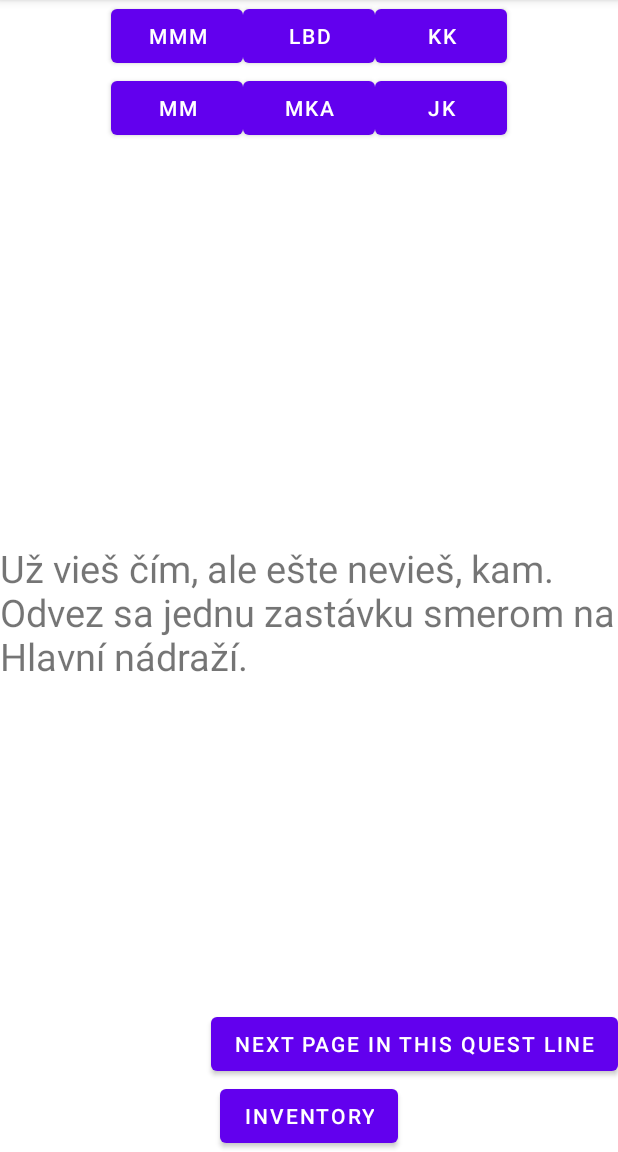
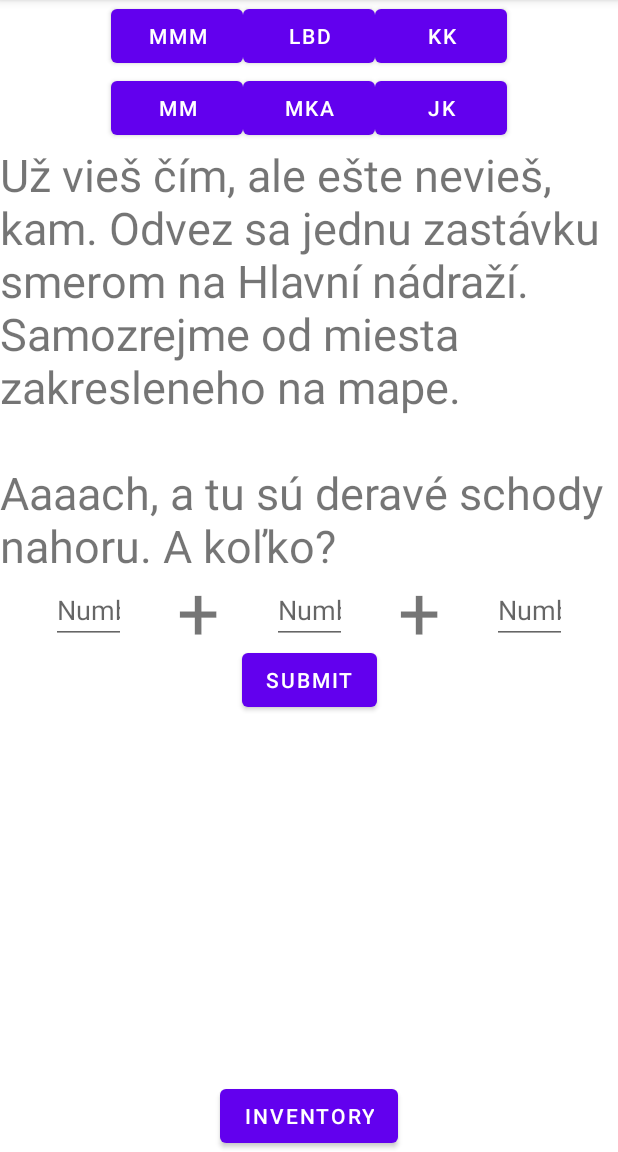
Before and after one commit to xbacinsk/LBDRolePlayingGame, an Android app: the fragment QuestLineLBD3 placed in its activity, on a phone screen of 412 x 824 dp, the part 84-1236 px from its top. Run offline under Robolectric (Android 15) with nearby library versions, the phone set to English and light mode, and no system bars.

Commit message:
Added LBD quest line

```diff
--- /dev/null
+++ b/app/src/main/java/com/lba/myapplication01/QuestLineLBD5.java
@@ -0,0 +1,61 @@
+package com.lba.myapplication01;
+
+import android.os.Bundle;
+import android.view.LayoutInflater;
+import android.view.View;
+import android.view.ViewGroup;
+
+import androidx.fragment.app.Fragment;
+
+/**
+ * A simple {@link Fragment} subclass.
+ * Use the {@link QuestLineLBD5#newInstance} factory method to
+ * create an instance of this fragment.xz
+ */
+public class QuestLineLBD5 extends Fragment {
+
+    // TODO: Rename parameter arguments, choose names that match
+    // the fragment initialization parameters, e.g. ARG_ITEM_NUMBER
+    private static final String ARG_PARAM1 = "param1";
+    private static final String ARG_PARAM2 = "param2";
+
+    // TODO: Rename and change types of parameters
+    private String mParam1;
+    private String mParam2;
+
+    public QuestLineLBD5() {
+        // Required empty public constructor
+    }
+
+    /**
+     * Use this factory method to create a new instance of
+     * this fragment using the provided parameters.
+     *
+     * @return A new instance of fragment LBDFragment.
+     */
+    // TODO: Rename and change types and number of parameters
+    public static QuestLineLBD5 newInstance() {
+        QuestLineLBD5 fragment = new QuestLineLBD5();
+        Bundle args = new Bundle();
+        fragment.setArguments(args);
+        return fragment;
+    }
+
+    @Override
+    public void onCreate(Bundle savedInstanceState) {
+        super.onCreate(savedInstanceState);
+        if (getArguments() != null) {
+            mParam1 = getArguments().getString(ARG_PARAM1);
+            mParam2 = getArguments().getString(ARG_PARAM2);
+        }
+    }
+
+    @Override
+    public View onCreateView(LayoutInflater inflater, ViewGroup container,
+                             Bundle savedInstanceState) {
+        // Inflate the layout for this fragment
+        return inflater.inflate(R.layout.fragment_questline_lbd5, container, false);
+    }
+
+
+}
--- /dev/null
+++ b/app/src/main/java/com/lba/myapplication01/QuestLineLBD6.java
@@ -0,0 +1,61 @@
+package com.lba.myapplication01;
+
+import android.os.Bundle;
+import android.view.LayoutInflater;
+import android.view.View;
+import android.view.ViewGroup;
+
+import androidx.fragment.app.Fragment;
+
+/**
+ * A simple {@link Fragment} subclass.
+ * Use the {@link QuestLineLBD6#newInstance} factory method to
+ * create an instance of this fragment.xz
+ */
+public class QuestLineLBD6 extends Fragment {
+
+    // TODO: Rename parameter arguments, choose names that match
+    // the fragment initialization parameters, e.g. ARG_ITEM_NUMBER
+    private static final String ARG_PARAM1 = "param1";
+    private static final String ARG_PARAM2 = "param2";
+
+    // TODO: Rename and change types of parameters
+    private String mParam1;
+    private String mParam2;
+
+    public QuestLineLBD6() {
+        // Required empty public constructor
+    }
+
+    /**
+     * Use this factory method to create a new instance of
+     * this fragment using the provided parameters.
+     *
+     * @return A new instance of fragment LBDFragment.
+     */
+    // TODO: Rename and change types and number of parameters
+    public static QuestLineLBD6 newInstance() {
+        QuestLineLBD6 fragment = new QuestLineLBD6();
+        Bundle args = new Bundle();
+        fragment.setArguments(args);
+        return fragment;
+    }
+
+    @Override
+    public void onCreate(Bundle savedInstanceState) {
+        super.onCreate(savedInstanceState);
+        if (getArguments() != null) {
+            mParam1 = getArguments().getString(ARG_PARAM1);
+            mParam2 = getArguments().getString(ARG_PARAM2);
+        }
+    }
+
+    @Override
+    public View onCreateView(LayoutInflater inflater, ViewGroup container,
+                             Bundle savedInstanceState) {
+        // Inflate the layout for this fragment
+        return inflater.inflate(R.layout.fragment_questline_lbd6, container, false);
+    }
+
+
+}
--- /dev/null
+++ b/app/src/main/java/com/lba/myapplication01/Rozcestnik.java
@@ -0,0 +1,61 @@
+package com.lba.myapplication01;
+
+import android.os.Bundle;
+import android.view.LayoutInflater;
+import android.view.View;
+import android.view.ViewGroup;
+
+import androidx.fragment.app.Fragment;
+
+/**
+ * A simple {@link Fragment} subclass.
+ * Use the {@link Rozcestnik#newInstance} factory method to
+ * create an instance of this fragment.xz
+ */
+public class Rozcestnik extends Fragment {
+
+    // TODO: Rename parameter arguments, choose names that match
+    // the fragment initialization parameters, e.g. ARG_ITEM_NUMBER
+    private static final String ARG_PARAM1 = "param1";
+    private static final String ARG_PARAM2 = "param2";
+
+    // TODO: Rename and change types of parameters
+    private String mParam1;
+    private String mParam2;
+
+    public Rozcestnik() {
+        // Required empty public constructor
+    }
+
+    /**
+     * Use this factory method to create a new instance of
+     * this fragment using the provided parameters.
+     *
+     * @return A new instance of fragment LBDFragment.
+     */
+    // TODO: Rename and change types and number of parameters
+    public static Rozcestnik newInstance() {
+        Rozcestnik fragment = new Rozcestnik();
+        Bundle args = new Bundle();
+        fragment.setArguments(args);
+        return fragment;
+    }
+
+    @Override
+    public void onCreate(Bundle savedInstanceState) {
+        super.onCreate(savedInstanceState);
+        if (getArguments() != null) {
+            mParam1 = getArguments().getString(ARG_PARAM1);
+            mParam2 = getArguments().getString(ARG_PARAM2);
+        }
+    }
+
+    @Override
+    public View onCreateView(LayoutInflater inflater, ViewGroup container,
+                             Bundle savedInstanceState) {
+        // Inflate the layout for this fragment
+        return inflater.inflate(R.layout.fragment_rozcestnik, container, false);
+    }
+
+
+}
--- a/app/src/main/java/com/lba/myapplication01/StoryPage10.java
+++ b/app/src/main/java/com/lba/myapplication01/StoryPage10.java
@@ -1,6 +1,5 @@
 package com.lba.myapplication01;
 
-import android.content.Intent;
 import android.os.Bundle;
 import android.view.View;
 import android.widget.EditText;
@@ -10,9 +9,8 @@ import androidx.appcompat.app.AppCompatActivity;
 import androidx.fragment.app.Fragment;
 
 import java.util.ArrayList;
-import java.util.HashMap;
+import java.util.Arrays;
 import java.util.List;
-import java.util.Map;
 
 public class StoryPage10 extends AppCompatActivity {
 
@@ -22,6 +20,8 @@ public class StoryPage10 extends AppCompatActivity {
     final String itemCodeKeyMM  = "mm123";
     final String itemCodeKeyMKA = "mka123";
     final String itemCodeKeyJK  = "jk123";
+
+    final String tsNumber  = "689";
 
     private List<Fragment> activeQuestsMMM = new ArrayList<>();
     private Fragment activeQuestPageMMM;
@@ -59,40 +59,37 @@ public class StoryPage10 extends AppCompatActivity {
         activeQuestsMMM.add(QuestLineMMM5.newInstance());
         activeQuestsMMM.add(QuestLineMMM6.newInstance());
         activeQuestsMMM.add(QuestLineMMM7.newInstance());
-        activeQuestsMMM.add(QuestLineLast.newInstance());
-        activeQuestPageMMM = QuestLineMMM1.newInstance();
+        activeQuestPageMMM = activeQuestsMMM.get(0);
 
         activeQuestsLBD.add(QuestLineLBD0.newInstance());
         activeQuestsLBD.add(QuestLineLBD1.newInstance());
         activeQuestsLBD.add(QuestLineLBD2.newInstance());
         activeQuestsLBD.add(QuestLineLBD3.newInstance());
         activeQuestsLBD.add(QuestLineLBD4.newInstance());
-        activeQuestsLBD.add(QuestLineLast.newInstance());
-        activeQuestPageLBD = QuestLineLBD0.newInstance();
+        activeQuestsLBD.add(QuestLineLBD5.newInstance());
+        activeQuestsLBD.add(QuestLineLBD6.newInstance());
+        activeQuestPageLBD = activeQuestsLBD.get(0);
 
         activeQuestsKK.add(QuestLineKK1.newInstance());
         activeQuestsKK.add(QuestLineKK2.newInstance());
         activeQuestsKK.add(QuestLineKK3.newInstance());
-        activeQuestsKK.add(QuestLineLast.newInstance());
-        activeQuestPageKK = QuestLineKK1.newInstance();
+        activeQuestPageKK = activeQuestsKK.get(0);
 
         activeQuestsMM.add(QuestLineMM1.newInstance());
         activeQuestsMM.add(QuestLineLast.newInstance());
-        activeQuestPageMM = QuestLineMM1.newInstance();
+        activeQuestPageMM = activeQuestsMM.get(0);
 
         activeQuestsMKA.add(QuestLineMKA1.newInstance());
         activeQuestsMKA.add(QuestLineMKA2.newInstance());
         activeQuestsMKA.add(QuestLineMKA3.newInstance());
-        activeQuestsMKA.add(QuestLineLast.newInstance());
-        activeQuestPageMKA = QuestLineMKA1.newInstance();
+        activeQuestPageMKA = activeQuestsMKA.get(0);
 
         activeQuestsJK.add(QuestLineJK1.newInstance());
         activeQuestsJK.add(QuestLineJK2.newInstance());
         activeQuestsJK.add(QuestLineJK3.newInstance());
-        activeQuestsJK.add(QuestLineLast.newInstance());
-        activeQuestPageJK = QuestLineJK1.newInstance();
+        activeQuestPageJK = activeQuestsJK.get(0);
 
-        getSupportFragmentManager().beginTransaction().replace(R.id.frameLayoutSP10, QuestLineMMM1.newInstance()).commit();
+        getSupportFragmentManager().beginTransaction().replace(R.id.frameLayoutSP10, Rozcestnik.newInstance()).commit();
     }
 
     public void showInventory(View view) {
@@ -105,22 +102,7 @@ public class StoryPage10 extends AppCompatActivity {
         getSupportFragmentManager().beginTransaction().setReorderingAllowed(true).replace(R.id.frameLayoutSP10, activeQuestPageMMM).commit();
     }
 
-    public void goToNextQuestPageMMM(View view) {
-        iteratorActiveQuestPageMMM++;
-        if(iteratorActiveQuestPageMMM == 7) {
-            iteratorActiveQuestPageMMM = 1;
-        }
-        activeQuestPageMMM = activeQuestsMMM.get(iteratorActiveQuestPageMMM);
-        getSupportFragmentManager().beginTransaction().setReorderingAllowed(true).replace(R.id.frameLayoutSP10, activeQuestPageMMM).commit();
-    }
-
     public void showQuestLineLBD(View view) {
-        getSupportFragmentManager().beginTransaction().setReorderingAllowed(true).replace(R.id.frameLayoutSP10, activeQuestPageLBD).commit();
-    }
-
-    public void goToNextQuestPageLBD(View view) {
-        iteratorActiveQuestPageLBD++;
-        activeQuestPageLBD = activeQuestsLBD.get(iteratorActiveQuestPageLBD);
         getSupportFragmentManager().beginTransaction().setReorderingAllowed(true).replace(R.id.frameLayoutSP10, activeQuestPageLBD).commit();
     }
 
@@ -128,19 +110,7 @@ public class StoryPage10 extends AppCompatActivity {
         getSupportFragmentManager().beginTransaction().setReorderingAllowed(true).replace(R.id.frameLayoutSP10, activeQuestPageKK).commit();
     }
 
-    public void goToNextQuestPageKK(View view) {
-        iteratorActiveQuestPageKK++;
-        activeQuestPageKK = activeQuestsKK.get(iteratorActiveQuestPageKK);
-        getSupportFragmentManager().beginTransaction().setReorderingAllowed(true).replace(R.id.frameLayoutSP10, activeQuestPageKK).commit();
-    }
-
     public void showQuestLineMM(View view) {
-        getSupportFragmentManager().beginTransaction().setReorderingAllowed(true).replace(R.id.frameLayoutSP10, activeQuestPageMM).commit();
-    }
-
-    public void goToNextQuestPageMM(View view) {
-        iteratorActiveQuestPageMM++;
-        activeQuestPageMM = activeQuestsMM.get(iteratorActiveQuestPageMM);
         getSupportFragmentManager().beginTransaction().setReorderingAllowed(true).replace(R.id.frameLayoutSP10, activeQuestPageMM).commit();
     }
 
@@ -148,33 +118,42 @@ public class StoryPage10 extends AppCompatActivity {
         getSupportFragmentManager().beginTransaction().setReorderingAllowed(true).replace(R.id.frameLayoutSP10, activeQuestPageMKA).commit();
     }
 
-    public void goToNextQuestPageMKA(View view) {
-        iteratorActiveQuestPageMKA++;
-        if(iteratorActiveQuestPageMKA == 3) {
-            iteratorActiveQuestPageMKA = 0;
-        }
-        activeQuestPageMKA = activeQuestsMKA.get(iteratorActiveQuestPageMKA);
-        getSupportFragmentManager().beginTransaction().setReorderingAllowed(true).replace(R.id.frameLayoutSP10, activeQuestPageMKA).commit();
-    }
-
     public void showQuestLineJK(View view) {
         getSupportFragmentManager().beginTransaction().setReorderingAllowed(true).replace(R.id.frameLayoutSP10, activeQuestPageJK).commit();
     }
 
-    public void goToNextQuestPageJK(View view) {
-        iteratorActiveQuestPageJK++;
-        activeQuestPageJK = activeQuestsJK.get(iteratorActiveQuestPageJK);
-        getSupportFragmentManager().beginTransaction().setReorderingAllowed(true).replace(R.id.frameLayoutSP10, activeQuestPageJK).commit();
+    //-----end-----show proper quest line-----
+
+    //-----begin-----MMM-----
+
+    public void updateQuestLineMMM(View view) {
+        showQuestLineMMM(view);
     }
 
-    public void endForNow(View view) {
+    public void goToNextQuestPageMMM(View view) {
+        iteratorActiveQuestPageMMM++;
+        if(iteratorActiveQuestPageMMM == activeQuestsMMM.size()) {
+            iteratorActiveQuestPageMMM = 1;
+        }
+        activeQuestPageMMM = activeQuestsMMM.get(iteratorActiveQuestPageMMM);
+        updateQuestLineMMM(view);
     }
 
-    //-----end-----show proper quest line-----
-
-
+    //-----end-----MMM-----
 
     //-----begin-----LBD quest line-----
+
+    public void updateQuestLineLBD(View view) {
+        showQuestLineLBD(view);
+    }
+
+    public void goToNextQuestPageLBD(View view) {
+        iteratorActiveQuestPageLBD++;
+        activeQuestPageLBD = activeQuestsLBD.get(iteratorActiveQuestPageLBD);
+        updateQuestLineLBD(view);
+    }
+
+    //-----begin-----hriste-----
 
     private int counter = 0;
 
@@ -217,10 +196,102 @@ public class StoryPage10 extends AppCompatActivity {
         else counter = 0;
     }
 
+    //-----end-----hriste-----
+
+    //-----begin-----zastavka
+
+    public void checkTextFieldsAndGoToNextQuestPageLBD(View view) {
+        final EditText stairsTextField01 = (EditText) findViewById(R.id.stairsEditTextFieldLBD1);
+        final EditText stairsTextField02 = (EditText) findViewById(R.id.stairsEditTextFieldLBD2);
+        final EditText stairsTextField03 = (EditText) findViewById(R.id.stairsEditTextFieldLBD3);
+        if (stairsTextField01.getText().toString().equals("15") && stairsTextField02.getText().toString().equals("16") && stairsTextField03.getText().toString().equals("16") ) {
+            goToNextQuestPageLBD(view);
+        }
+    }
+
+    //-----end-----zastavka-----
+
+    //-----begin-----TS-----
+
+    public void checkTsNumberTextFieldAndGoToNextQuestPageLBD(View view) {
+        final EditText tsNumberTextField = (EditText) findViewById(R.id.tsNumberEditTextFieldLBD);
+        if (tsNumberTextField.getText().toString().equals(tsNumber)) {
+            goToNextQuestPageLBD(view);
+        }
+    }
+
+    //-----end-----TS-----
+
+    //-----begin-----Morse-----
+
+    public void checkMorseAnswerTextFieldAndGoToNextQuestPageLBD(View view) {
+        final EditText morseAnswerTextField = (EditText) findViewById(R.id.morseAnswerEditTextFieldLBD);
+        final List<String> possibleMorseAnswers = Arrays.asList("lbd", "kruzok", "krúžok", "krouzek", "kroužek", "kolecko", "kolečko", "o", "koliecko", "koliečko", "koliesko", "circle");
+        if (possibleMorseAnswers.contains(morseAnswerTextField.getText().toString().toLowerCase())) {
+            goToNextQuestPageLBD(view);
+        }
+    }
+
+    //-----end-----Morse-----
+
     //-----end-----LBD quest line-----
 
+    //-----begin-----KK-----
+
+    public void updateQuestLineKK(View view) {
+        showQuestLineKK(view);
+    }
+
+    public void goToNextQuestPageKK(View view) {
+        iteratorActiveQuestPageKK++;
+        activeQuestPageKK = activeQuestsKK.get(iteratorActiveQuestPageKK);
+        updateQuestLineKK(view);
+    }
+
+    //-----end-----KK-----
+
+    //-----begin-----MM-----
+
+    public void updateQuestLineMM(View view) {
+        showQuestLineMM(view);
+    }
+
+    public void goToNextQuestPageMM(View view) {
+        iteratorActiveQuestPageMM++;
+        activeQuestPageMM = activeQuestsMM.get(iteratorActiveQuestPageMM);
+        updateQuestLineMM(view);
+    }
+
+    //-----end-----MM-----
+
+    //-----begin-----MKA-----
+
+    public void updateQuestLineMKA(View view) {
+        showQuestLineMKA(view);
+    }
+
+    public void goToNextQuestPageMKA(View view) {
+        iteratorActiveQuestPageMKA++;
+        if(iteratorActiveQuestPageMKA == activeQuestsMKA.size()) {
+            iteratorActiveQuestPageMKA = 0;
+        }
+        activeQuestPageMKA = activeQuestsMKA.get(iteratorActiveQuestPageMKA);
+        updateQuestLineMKA(view);
+    }
+
+    //-----end-----MKA-----
 
     //-----begin-----JK quest line-----
+
+    public void updateQuestLineJK(View view) {
+        showQuestLineJK(view);
+    }
+
+    public void goToNextQuestPageJK(View view) {
+        iteratorActiveQuestPageJK++;
+        activeQuestPageJK = activeQuestsJK.get(iteratorActiveQuestPageJK);
+        updateQuestLineJK(view);
+    }
 
     public void checkCodeAndGoToNextQuestPageJK(View view) {
         final EditText addItemTextField = (EditText) findViewById(R.id.codeEditTextField);
@@ -262,35 +333,37 @@ public class StoryPage10 extends AppCompatActivity {
     }
 
     public void useKeyMMM(View view) {
-        activeQuestPageMMM = activeQuestsMMM.get(activeQuestsMMM.size() - 1);
+        activeQuestPageMMM = QuestLineLast.newInstance();
         showQuestLineMMM(view);
     }
 
     public void useKeyLBD(View view) {
-        activeQuestPageLBD = activeQuestsLBD.get(activeQuestsLBD.size() - 1);
+        activeQuestPageLBD = QuestLineLast.newInstance();
         showQuestLineLBD(view);
     }
 
     public void useKeyKK(View view) {
-        activeQuestPageKK = activeQuestsKK.get(activeQuestsKK.size() - 1);
+        activeQuestPageKK = QuestLineLast.newInstance();
         showQuestLineKK(view);
     }
 
     public void useKeyMM(View view) {
-        activeQuestPageMM = activeQuestsMM.get(activeQuestsMM.size() - 1);
+        activeQuestPageMM = QuestLineLast.newInstance();
         showQuestLineMM(view);
     }
 
     public void useKeyMKA(View view) {
-        activeQuestPageMKA = activeQuestsMKA.get(activeQuestsMKA.size() - 1);
+        activeQuestPageMKA = QuestLineLast.newInstance();
         showQuestLineMKA(view);
     }
 
     public void useKeyJK(View view) {
-        activeQuestPageJK = activeQuestsJK.get(activeQuestsJK.size() - 1);
+        activeQuestPageJK = QuestLineLast.newInstance();
         showQuestLineJK(view);
     }
 
     //-----end-----Inventory-----
 
+    public void endForNow(View view) {
+    }
 }
--- a/app/src/main/res/layout/activity_story_page8.xml
+++ b/app/src/main/res/layout/activity_story_page8.xml
@@ -17,7 +17,7 @@ No a v tejto dobe, pri tom, čo sa už dlho deje a ešte dlho diať bude, sme sa
         app:layout_constraintLeft_toLeftOf="parent"
         app:layout_constraintTop_toTopOf="parent"
         app:layout_constraintBottom_toTopOf="@id/buttonNextSP8"
-        android:textSize="20dp"
+        android:textSize="15dp"
         />
 
     <Button
--- a/app/src/main/res/layout/activity_story_page9.xml
+++ b/app/src/main/res/layout/activity_story_page9.xml
@@ -15,7 +15,7 @@
         app:layout_constraintLeft_toLeftOf="parent"
         app:layout_constraintBottom_toTopOf="@id/myTextViewSP902"
         android:layout_marginTop="10dp"
-        android:textSize="20dp"
+        android:textSize="15dp"
         />
 
     <TextView
@@ -27,7 +27,7 @@
         app:layout_constraintLeft_toLeftOf="parent"
         app:layout_constraintTop_toBottomOf="@id/myTextViewSP901"
         android:layout_marginTop="10dp"
-        android:textSize="20dp"
+        android:textSize="15dp"
         />
 
     <Button
--- a/app/src/main/res/layout/fragment_questline_lbd0.xml
+++ b/app/src/main/res/layout/fragment_questline_lbd0.xml
@@ -10,13 +10,13 @@
         android:id="@+id/myTextView"
         android:layout_width="match_parent"
         android:layout_height="wrap_content"
-        android:text="LBD hladaj pri Semilasse, adresa Kosmova 4.\nTam bude listok s napisom 'Som na hristi, v surnom pripade ma tam najdete.' + mapa"
+        android:text="LBD hladaj pri Semilasse, adresa Kosmova 4.\nTam bude listok s napisom 'Som prec, v surnom pripade ma najdete podla mapy. Ak sa tam z nejakych dovodov neda dostat, budem asi na stejnojmennom mieste v Bohuniciach. Onedlho sa totiz planujeme stahovat na juh.' + mapa"
         app:layout_constraintRight_toRightOf="parent"
         app:layout_constraintLeft_toLeftOf="parent"
         app:layout_constraintTop_toTopOf="parent"
         app:layout_constraintBottom_toBottomOf="parent"
         android:layout_marginTop="10dp"
-        android:textSize="25dp"
+        android:textSize="20dp"
         />
 
     <Button
--- a/app/src/main/res/layout/fragment_questline_lbd2.xml
+++ b/app/src/main/res/layout/fragment_questline_lbd2.xml
@@ -10,7 +10,7 @@
         android:id="@+id/myTextView1"
         android:layout_width="match_parent"
         android:layout_height="wrap_content"
-        android:text="Pesimista vidí tmavy tunel. Optimista vidí svetlo na konci tunelu. Čo vidí realista?"
+        android:text="Začneme hádankou: Pesimista vidí tmavy tunel. Optimista vidí svetlo na konci tunelu. Čo vidí realista?"
         app:layout_constraintRight_toRightOf="parent"
         app:layout_constraintLeft_toLeftOf="parent"
         app:layout_constraintTop_toTopOf="parent"
--- a/app/src/main/res/layout/fragment_questline_lbd3.xml
+++ b/app/src/main/res/layout/fragment_questline_lbd3.xml
@@ -7,24 +7,83 @@
     tools:context=".QuestLineLBD3">
 
     <TextView
-        android:id="@+id/textViewFragmentLBD"
+        android:id="@+id/textViewFragmentLBD3"
         android:layout_width="wrap_content"
         android:layout_height="wrap_content"
-        android:text="Už vieš čím, ale ešte nevieš, kam. Odvez sa jednu zastávku smerom na Hlavní nádraží."
-        android:textSize="25dp"
-        app:layout_constraintBottom_toBottomOf="parent"
+        android:text="Už vieš čím, ale ešte nevieš, kam. Odvez sa jednu zastávku smerom na Hlavní nádraží. Samozrejme od miesta zakresleneho na mape.\n\nAaaach, a tu sú deravé schody nahoru. A koľko?"
+        android:textSize="30dp"
+        app:layout_constraintBottom_toTopOf="@+id/stairsEditTextFieldLBD1"
         app:layout_constraintLeft_toLeftOf="parent"
         app:layout_constraintRight_toRightOf="parent"
         app:layout_constraintTop_toTopOf="parent" />
+
+    <EditText
+        android:id="@+id/stairsEditTextFieldLBD1"
+        android:inputType="text"
+        android:layout_width="50dp"
+        android:layout_height="wrap_content"
+        app:layout_constraintLeft_toLeftOf="parent"
+        app:layout_constraintRight_toLeftOf="@+id/textViewFragmentLBDPlus1"
+        app:layout_constraintTop_toBottomOf="@id/textViewFragmentLBD3"
+        android:shadowColor="@color/black"
+        android:hint="Number"
+        />
+
+    <TextView
+        android:id="@+id/textViewFragmentLBDPlus1"
+        android:layout_width="wrap_content"
+        android:layout_height="wrap_content"
+        android:text="+"
+        android:textSize="50dp"
+        app:layout_constraintTop_toBottomOf="@id/textViewFragmentLBD3"
+        app:layout_constraintLeft_toRightOf="@+id/stairsEditTextFieldLBD1"
+        app:layout_constraintRight_toLeftOf="@+id/stairsEditTextFieldLBD2"
+        app:layout_constraintBottom_toTopOf="@id/buttonToNQ3" />
+
+    <EditText
+        android:id="@+id/stairsEditTextFieldLBD2"
+        android:inputType="text"
+        android:layout_width="50dp"
+        android:layout_height="wrap_content"
+        app:layout_constraintLeft_toRightOf="@+id/textViewFragmentLBDPlus1"
+        app:layout_constraintRight_toLeftOf="@+id/textViewFragmentLBDPlus2"
+        app:layout_constraintTop_toBottomOf="@id/textViewFragmentLBD3"
+        android:shadowColor="@color/black"
+        android:hint="Number"
+        />
+
+    <TextView
+        android:id="@+id/textViewFragmentLBDPlus2"
+        android:layout_width="wrap_content"
+        android:layout_height="wrap_content"
+        android:text="+"
+        android:textSize="50dp"
+        app:layout_constraintTop_toBottomOf="@id/textViewFragmentLBD3"
+        app:layout_constraintLeft_toRightOf="@+id/stairsEditTextFieldLBD2"
+        app:layout_constraintRight_toLeftOf="@+id/stairsEditTextFieldLBD3"
+        app:layout_constraintBottom_toTopOf="@id/buttonToNQ3" />
+
+    <EditText
+        android:id="@+id/stairsEditTextFieldLBD3"
+        android:inputType="text"
+        android:layout_width="50dp"
+        android:layout_height="wrap_content"
+        app:layout_constraintLeft_toRightOf="@+id/textViewFragmentLBDPlus2"
+        app:layout_constraintRight_toRightOf="parent"
+        app:layout_constraintTop_toBottomOf="@id/textViewFragmentLBD3"
+        android:shadowColor="@color/black"
+        android:hint="Number"
+        />
 
     <Button
         android:id="@+id/buttonToNQ3"
         android:layout_width="wrap_content"
         android:layout_height="wrap_content"
-        android:text="Next page in this Quest Line"
+        android:text="Submit"
+        app:layout_constraintTop_toBottomOf="@id/stairsEditTextFieldLBD3"
+        app:layout_constraintLeft_toLeftOf="parent"
         app:layout_constraintRight_toRightOf="parent"
-        app:layout_constraintBottom_toBottomOf="parent"
-        android:layout_marginTop="100dp"
-        android:onClick="goToNextQuestPageLBD" />
+        android:onClick="checkTextFieldsAndGoToNextQuestPageLBD"
+        />
 
 </androidx.constraintlayout.widget.ConstraintLayout>
```
Also changed, not shown: app/src/main/res/layout/fragment_questline_lbd4.xml (+36 -9 lines), app/src/main/res/layout/fragment_questline_lbd5.xml (added, +45 -0 lines), app/src/main/res/layout/fragment_questline_lbd6.xml (added, +20 -0 lines), app/src/main/res/layout/fragment_rozcestnik.xml (added, +20 -0 lines).
